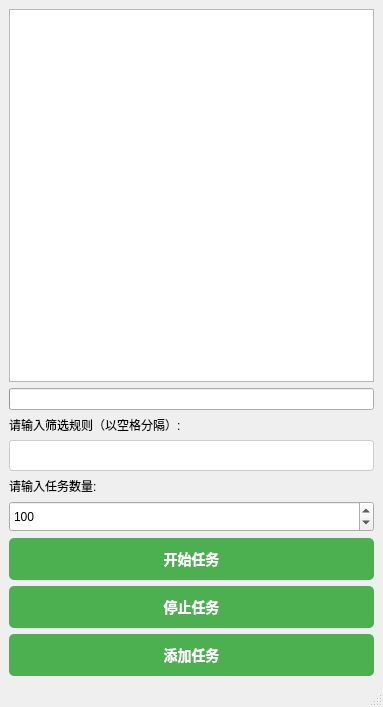
Qt form main_window.ui (hongzhe12/ResumeAce) before a commit.
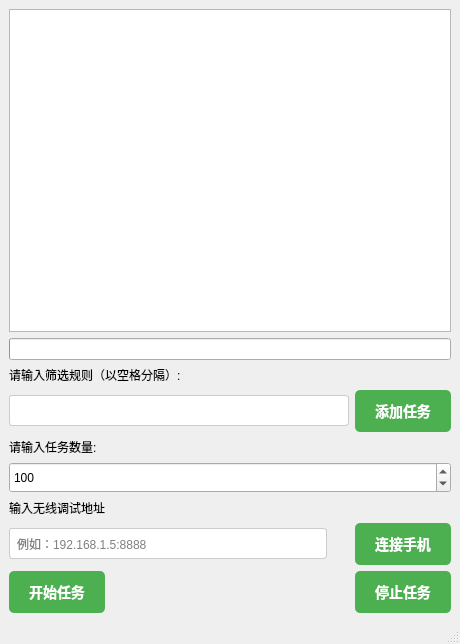
The same form after that commit. Icons and pictures are not drawn.

Commit message: 1. 修复了菜单按钮遮挡滑动条的问题。 2. 新增手机连接状态自检，每隔2秒自动刷新。 3. 新增无线调试。 4. 删除旧的连接检查。

Patch:
```diff
--- a/main_window.ui
+++ b/main_window.ui
@@ -6,8 +6,8 @@
    <rect>
     <x>0</x>
     <y>0</y>
-    <width>383</width>
-    <height>707</height>
+    <width>460</width>
+    <height>644</height>
    </rect>
   </property>
   <property name="windowTitle">
@@ -43,17 +43,17 @@
      </widget>
     </item>
     <item row="1" column="0">
-     <layout class="QVBoxLayout" name="verticalLayout_2">
-      <item>
        <widget class="QProgressBar" name="progress_bar"/>
       </item>
-      <item>
+    <item row="2" column="0">
        <widget class="QLabel" name="filter_label">
         <property name="text">
          <string>请输入筛选规则（以空格分隔）:</string>
         </property>
        </widget>
       </item>
+    <item row="3" column="0">
+     <layout class="QHBoxLayout" name="horizontalLayout">
       <item>
        <widget class="QLineEdit" name="filter_input">
         <property name="minimumSize">
@@ -80,13 +80,28 @@
        </widget>
       </item>
       <item>
+       <widget class="QPushButton" name="add_task_button">
+        <property name="minimumSize">
+         <size>
+          <width>0</width>
+          <height>40</height>
+         </size>
+        </property>
+        <property name="text">
+         <string>添加任务</string>
+        </property>
+       </widget>
+      </item>
+     </layout>
+    </item>
+    <item row="4" column="0">
        <widget class="QLabel" name="num_tasks_label">
         <property name="text">
          <string>请输入任务数量:</string>
         </property>
        </widget>
       </item>
-      <item>
+    <item row="5" column="0">
        <widget class="QSpinBox" name="num_tasks_input">
         <property name="minimumSize">
          <size>
@@ -120,10 +135,82 @@
         </property>
        </widget>
       </item>
+    <item row="6" column="0">
+     <widget class="QLabel" name="filter_label_2">
+      <property name="text">
+       <string>输入无线调试地址</string>
+      </property>
+     </widget>
+    </item>
+    <item row="7" column="0">
+     <layout class="QHBoxLayout" name="horizontalLayout_2">
+      <item>
+       <widget class="QLineEdit" name="ip">
+        <property name="minimumSize">
+         <size>
+          <width>0</width>
+          <height>31</height>
+         </size>
+        </property>
+        <property name="styleSheet">
+         <string notr="true">QLineEdit {
+    padding: 5px;
+    border: 1px solid #ccc;
+    border-radius: 3px;
+}
+
+QLineEdit:hover {
+    border-color: #999;
+}
+
+QLineEdit:focus {
+    border-color: #4CAF50;
+}</string>
+        </property>
+        <property name="placeholderText">
+         <string>例如：192.168.1.5:8888</string>
+        </property>
+       </widget>
+      </item>
+      <item>
+       <widget class="QLabel" name="label">
+        <property name="minimumSize">
+         <size>
+          <width>16</width>
+          <height>16</height>
+         </size>
+        </property>
+        <property name="text">
+         <string/>
+        </property>
+        <property name="pixmap">
+         <pixmap resource="resources.qrc">:/icons/images/err.png</pixmap>
+        </property>
+        <property name="alignment">
+         <set>Qt::AlignmentFlag::AlignCenter</set>
+        </property>
+       </widget>
+      </item>
+      <item>
+       <widget class="QPushButton" name="connect_button">
+        <property name="minimumSize">
+         <size>
+          <width>0</width>
+          <height>40</height>
+         </size>
+        </property>
+        <property name="text">
+         <string>连接手机</string>
+        </property>
+        <property name="autoDefault">
+         <bool>false</bool>
+        </property>
+       </widget>
+      </item>
      </layout>
     </item>
-    <item row="2" column="0">
-     <layout class="QVBoxLayout" name="verticalLayout">
+    <item row="8" column="0">
+     <layout class="QHBoxLayout" name="horizontalLayout_3">
       <item>
        <widget class="QPushButton" name="start_button">
         <property name="minimumSize">
@@ -140,6 +227,19 @@
         </property>
        </widget>
       </item>
+      <item>
+       <spacer name="horizontalSpacer">
+        <property name="orientation">
+         <enum>Qt::Orientation::Horizontal</enum>
+        </property>
+        <property name="sizeHint" stdset="0">
+         <size>
+          <width>40</width>
+          <height>20</height>
+         </size>
+        </property>
+       </spacer>
+      </item>
       <item>
        <widget class="QPushButton" name="stop_button">
         <property name="minimumSize">
@@ -153,19 +253,6 @@
         </property>
        </widget>
       </item>
-      <item>
-       <widget class="QPushButton" name="add_task_button">
-        <property name="minimumSize">
-         <size>
-          <width>0</width>
-          <height>40</height>
-         </size>
-        </property>
-        <property name="text">
-         <string>添加任务</string>
-        </property>
-       </widget>
-      </item>
      </layout>
     </item>
    </layout>
```
Left out of the diff: 13 changed lines with no effect on the pictures. Lines whose indentation alone changed are shown as unchanged. The commit also changes 2 other files.
